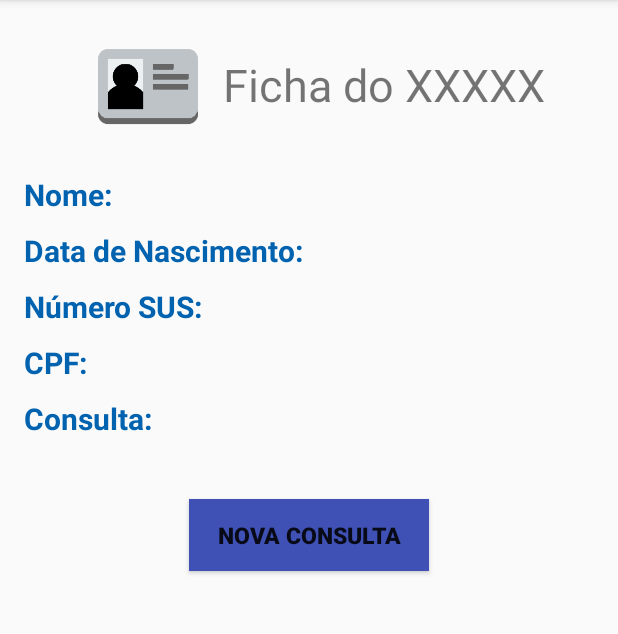
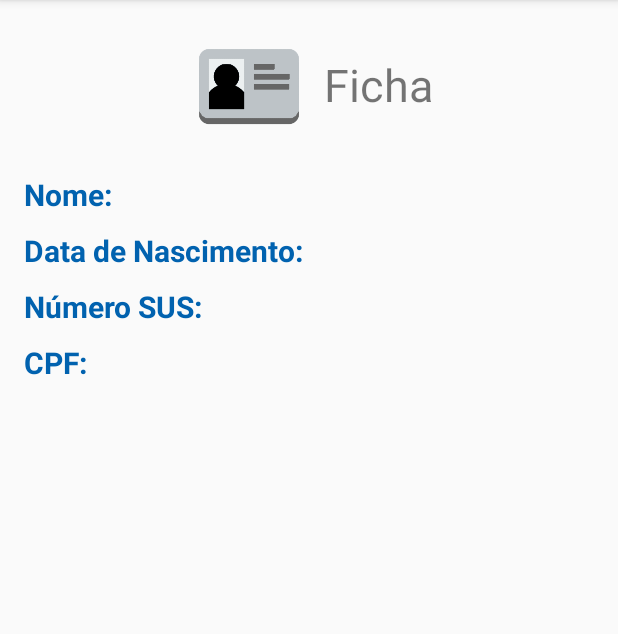
Before and after one commit to eudev-i/HospitalAPI, an Android app: the VisualizarActivity screen opened directly, with no data from a screen before it, on a phone screen of 412 x 824 dp, the part 84-718 px from its top. Run offline under Robolectric (Android 15) with nearby library versions, the phone set to English and light mode, and no system bars.

Commit message:
Finalização do projeto

```diff
--- a/app/src/main/AndroidManifest.xml
+++ b/app/src/main/AndroidManifest.xml
@@ -19,7 +19,7 @@
             </intent-filter>
         </activity>
         <activity android:name=".activity.CadastroActivity" />
-        <activity android:name=".activity.VisualizarActivity"></activity>
+        <activity android:name=".activity.VisualizarActivity" />
     </application>
 
 </manifest>
--- a/app/src/main/java/br/com/senaijandira/pacientes/activity/CadastroActivity.java
+++ b/app/src/main/java/br/com/senaijandira/pacientes/activity/CadastroActivity.java
@@ -89,8 +89,7 @@ public class CadastroActivity extends AppCompatActivity implements CadastroView{
 
 
     //Creating a Date Picker
-    public static class DatePickerFragment extends android.support.v4.app.DialogFragment
-            implements DatePickerDialog.OnDateSetListener {
+    public static class DatePickerFragment extends DialogFragment implements DatePickerDialog.OnDateSetListener {
 
         @Override
         public Dialog onCreateDialog(Bundle savedInstanceState) {
--- a/app/src/main/java/br/com/senaijandira/pacientes/activity/VisualizarActivity.java
+++ b/app/src/main/java/br/com/senaijandira/pacientes/activity/VisualizarActivity.java
@@ -13,7 +13,7 @@ import br.com.senaijandira.pacientes.view.VisualizarView;
 
 public class VisualizarActivity extends AppCompatActivity implements VisualizarView{
 
-    TextView txtResultNome, txtResultDtNasc, txtResultSus, txtResultCpf, txtResultConsulta;
+    TextView txtResultNome, txtResultDtNasc, txtResultSus, txtResultCpf, txtNomeTitulo;
     VisualizarPresenter presenter;
 
     @Override
@@ -29,7 +29,7 @@ public class VisualizarActivity extends AppCompatActivity implements VisualizarV
         txtResultDtNasc = findViewById(R.id.txtDtNascimento);
         txtResultSus = findViewById(R.id.txtResultSus);
         txtResultCpf = findViewById(R.id.txtResultCpf);
-        txtResultConsulta = findViewById(R.id.txtResultConsulta);
+        txtNomeTitulo = findViewById(R.id.txtNomeTitulo);
 
         presenter = new VisualizarPresenter(this, ServiceFactory.create());
         presenter.pacienteResult(idPaciente);
@@ -41,6 +41,6 @@ public class VisualizarActivity extends AppCompatActivity implements VisualizarV
         txtResultDtNasc.setText(String.valueOf(paciente.getDataNascimento()));
         txtResultSus.setText(paciente.getNumeroSus());
         txtResultCpf.setText(paciente.getCpf());
-        txtResultConsulta.setText(paciente.getConsultas().toString());
+        txtNomeTitulo.setText(paciente.getNome());
     }
 }
--- a/app/src/main/java/br/com/senaijandira/pacientes/adapter/PacienteAdapter.java
+++ b/app/src/main/java/br/com/senaijandira/pacientes/adapter/PacienteAdapter.java
@@ -41,4 +41,6 @@ public class PacienteAdapter extends ArrayAdapter<Paciente>{
     }
 
 
+
+
 }
--- a/app/src/main/java/br/com/senaijandira/pacientes/service/PacienteService.java
+++ b/app/src/main/java/br/com/senaijandira/pacientes/service/PacienteService.java
@@ -24,4 +24,7 @@ public interface PacienteService {
     @GET("paciente/{id}")
     Call<Paciente> pacientePorId(@Path("id")int id);
 
+    @GET("/paciente/deletar/{id}")
+    Call<Paciente> deltarPacientePorId(@Path("id")int id);
+
 }
--- a/app/src/main/res/layout/activity_visualizar.xml
+++ b/app/src/main/res/layout/activity_visualizar.xml
@@ -23,9 +23,16 @@
         <TextView
             android:layout_width="wrap_content"
             android:layout_height="wrap_content"
-            android:text="Ficha do XXXXX"
+            android:text="Ficha "
             android:textSize="30dp"
             android:paddingTop="20dp"/>
+
+        <TextView
+            android:layout_width="wrap_content"
+            android:layout_height="wrap_content"
+            android:textSize="30dp"
+            android:paddingTop="20dp"
+            android:id="@+id/txtNomeTitulo"/>
     </LinearLayout>
 
     <LinearLayout
@@ -104,34 +111,9 @@
             android:id="@+id/txtResultCpf"/>
     </LinearLayout>
 
-    <LinearLayout
-        android:layout_width="wrap_content"
-        android:layout_height="wrap_content"
-        android:orientation="horizontal"
-        android:layout_marginBottom="20dp">
-        <TextView
-            android:layout_width="90dp"
-            android:layout_height="wrap_content"
-            android:text="Consulta:"
-            android:textSize="20sp"
-            android:textColor="@color/colorAccent"
-            android:textStyle="bold"/>
-        <TextView
-            android:layout_width="wrap_content"
-            android:layout_height="wrap_content"
-            android:textSize="20sp"
-            android:id="@+id/txtResultConsulta"/>
-    </LinearLayout>
 
-    <Button
-        android:layout_width="160dp"
-        android:layout_height="wrap_content"
-        android:text="NOVA CONSULTA"
-        android:onClick="novaConsulta"
-        android:background="@color/colorPrimary"
-        android:textStyle="bold"
-        android:textSize="15sp"
-        android:layout_gravity="center"
-        android:layout_marginTop="20dp"/>
+
+
+
 
 </LinearLayout>
--- a/app/src/main/res/layout/content_main.xml
+++ b/app/src/main/res/layout/content_main.xml
@@ -17,4 +17,6 @@
 
     </ListView>
 
+
+
 </android.support.constraint.ConstraintLayout>
--- a/app/src/main/res/layout/list_view_item.xml
+++ b/app/src/main/res/layout/list_view_item.xml
@@ -14,7 +14,7 @@
             android:src="@drawable/paciente"/>
     </LinearLayout>
     <LinearLayout
-        android:layout_width="wrap_content"
+        android:layout_width="280dp"
         android:layout_height="wrap_content"
         android:orientation="vertical">
 
@@ -31,7 +31,8 @@
             android:layout_height="wrap_content"
             android:id="@+id/txtCpfPaciente"
             android:textStyle="bold"/>
+
+
     </LinearLayout>
 
-
 </LinearLayout>
```
Also changed, not shown: app/src/main/res/drawable/delete.png (added).
